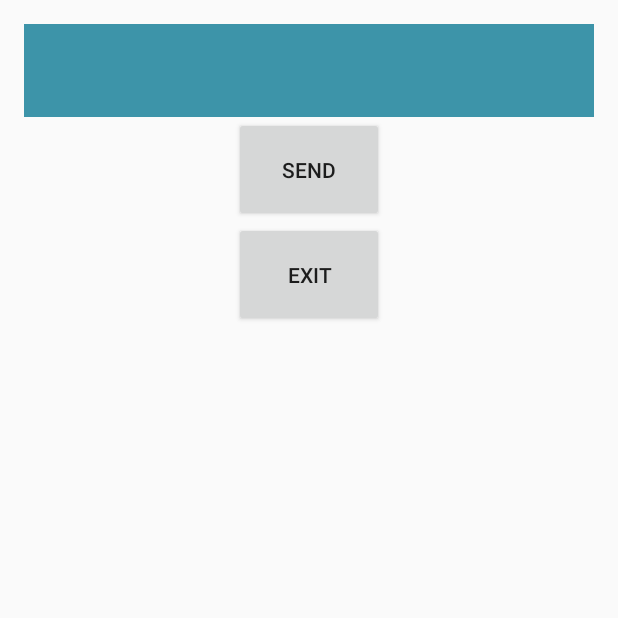
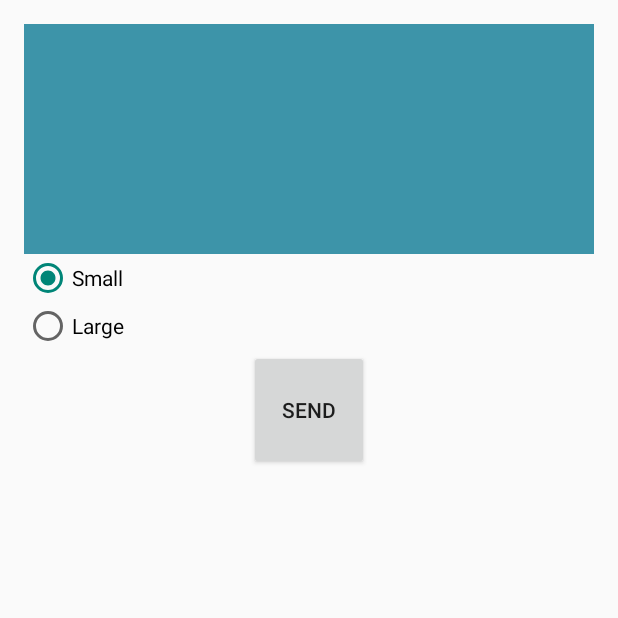
Before and after one commit to inp2/Dynamic-Searchable-Encryption-via-Blind-Storage, an Android app: the screen it shows after launch (MainActivity), on a phone screen of 412 x 824 dp, the top half of it. Run offline under Robolectric (Android 15) with nearby library versions, the phone set to English and light mode, and no system bars.

Commit message:
Added in the SqlDatabaseConnectionSmall and Large

```diff
--- a/app/src/main/java/edu/CS463/mp3/app/MainActivity.java
+++ b/app/src/main/java/edu/CS463/mp3/app/MainActivity.java
@@ -53,11 +53,19 @@ public class MainActivity extends Activity {
             if (c.moveToFirst()) {
                 documentId = c.getString(c.getColumnIndex("document_id"));
             }
+            //c.moveToFirst();
+            //if(!c.isAfterLast()) {
             //Get the output and show to the user
             Toast.makeText(getApplicationContext(), documentId, Toast.LENGTH_SHORT).show();
             System.out.println("Document Id(s): " + documentId);
             //Write the message to output stream
             printWriter.write("LOOKUP " + documentId);
+            // }
+            //else
+            //{
+            Toast.makeText(getApplicationContext(), keyword + " does not exist", Toast.LENGTH_SHORT).show();
+            System.out.println(keyword + " does not exist");
+            //}
         } else {
             //For Part-2
             //  (a) If index is present in local cache use it to find the documentId
--- a/app/src/main/res/layout/activity_main.xml
+++ b/app/src/main/res/layout/activity_main.xml
@@ -2,38 +2,51 @@
     xmlns:tools="http://schemas.android.com/tools"
     android:layout_width="fill_parent"
     android:layout_height="fill_parent"
+    android:orientation="vertical"
+    android:paddingBottom="@dimen/activity_vertical_margin"
     android:paddingLeft="@dimen/activity_horizontal_margin"
     android:paddingRight="@dimen/activity_horizontal_margin"
     android:paddingTop="@dimen/activity_vertical_margin"
-    android:paddingBottom="@dimen/activity_vertical_margin"
-    android:orientation="vertical"
-    tools:context="edu.CS463.mp3.app.MainActivity"
-    android:weightSum="1">
+    android:weightSum="1"
+    tools:context="edu.CS463.mp3.app.MainActivity">
 
-   <EditText
+    <EditText
+        android:id="@+id/editText"
         android:layout_width="match_parent"
-        android:layout_height="100dp"
-        android:id="@+id/editText"
-        android:layout_weight="0.16"
+        android:layout_height="30dp"
+        android:layout_weight="0.20"
         android:background="#ff3d94a9" />
 
-    <Button
-        style="?android:attr/buttonStyleSmall"
-        android:layout_width="100dp"
-        android:layout_height="70dp"
-        android:text="@string/sendbtn"
-        android:id="@+id/button"
-        android:layout_gravity="center" />
+    <RadioGroup
+        android:id="@+id/radioGroup"
+        android:layout_width="wrap_content"
+        android:layout_height="wrap_content">
+
+        <RadioButton
+            android:id="@+id/Small"
+            android:layout_width="wrap_content"
+            android:layout_height="wrap_content"
+            android:layout_gravity="center_horizontal"
+            android:layout_weight="0.16"
+            android:checked="true"
+            android:text="@string/radioSmall" />
+
+        <RadioButton
+            android:id="@+id/Large"
+            android:layout_width="wrap_content"
+            android:layout_height="wrap_content"
+            android:layout_gravity="center_horizontal"
+            android:layout_weight="0.16"
+            android:checked="false"
+            android:text="@string/radioLarge" />
+    </RadioGroup>
 
     <Button
-        android:layout_width="100dp"
-        android:layout_height="70dp"
-        android:text="@string/exitbtn"
-        android:id="@+id/button2"
-        android:layout_gravity="center" />
+        android:id="@+id/button"
+        style="?android:attr/buttonStyleSmall"
+        android:layout_width="80dp"
+        android:layout_height="80dp"
+        android:layout_gravity="center_horizontal"
+        android:text="@string/sendbtn" />
 
-    <TextView
-        android:id="@+id/text_view"
-        android:layout_width="fill_parent"
-        android:layout_height="fill_parent"/>
 </LinearLayout>
--- a/app/src/main/res/values/strings.xml
+++ b/app/src/main/res/values/strings.xml
@@ -5,6 +5,7 @@
     <string name="hello_world">Hello world!</string>
     <string name="action_settings">Settings</string>
     <string name="sendbtn">Send</string>
-    <string name="exitbtn">Exit</string>
+    <string name="radioSmall">Small</string>
+    <string name="radioLarge">Large</string>
 
 </resources>
```
